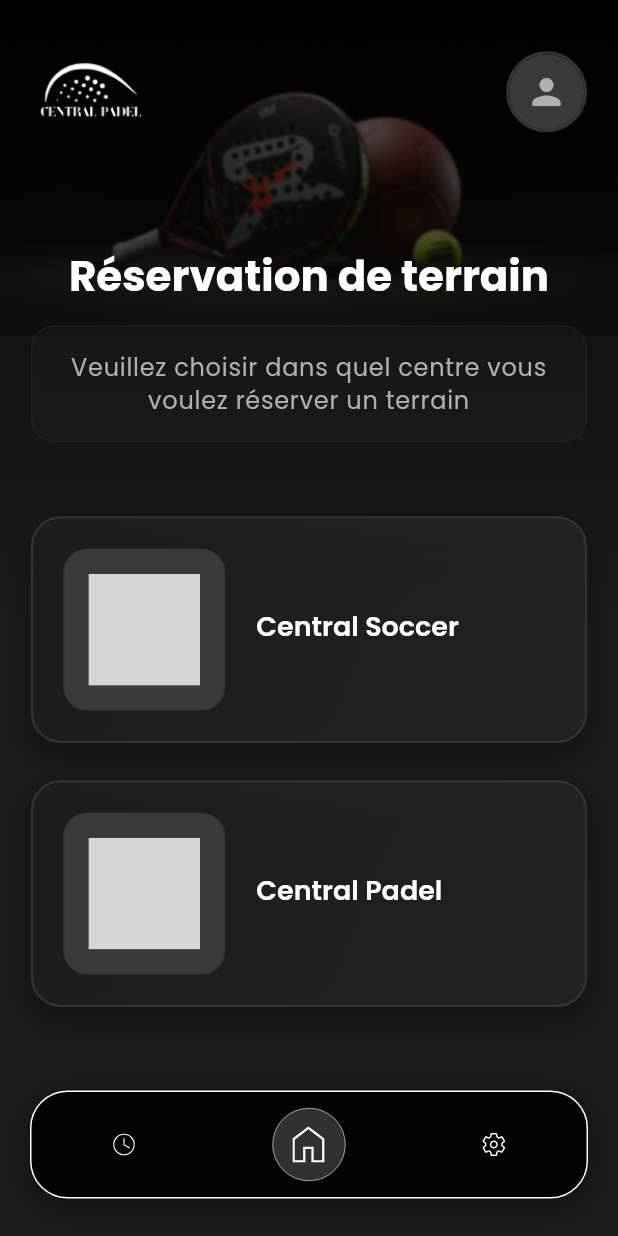
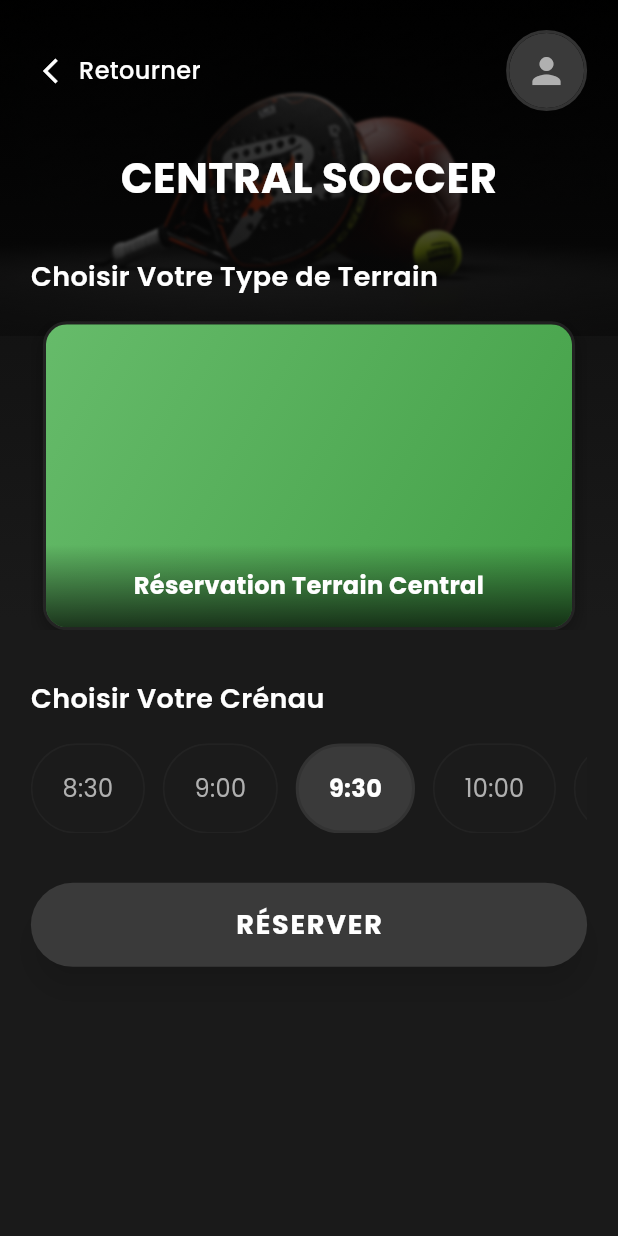
Before and after one commit to 01amine/central-club, a Flutter app: the HomeLayout screen opened by its route, item 2 of the bottom bar chosen, after a tap on "Central Soccer", on a phone screen of 412 x 824 dp. Run offline on Flutter 3.47's test engine with Material 3 defaults, Android fonts, the phone set to English and light mode, and no system bars; our stand-ins replace bloc, connectivity_plus, dio, equatable, flutter_bloc, flutter_secure_storage and 5 more; accounts and stored records are empty; grey boxes are pictures that could not be loaded.

Commit message:
reserving screens

```diff
--- a/lib/core/constants/images.dart
+++ b/lib/core/constants/images.dart
@@ -4,9 +4,9 @@
   static const String iconsPath = '$assetsPath/icons';
   static const String logo = '$iconsPath/logo_central.svg';
   static const String logo_png = "$iconsPath/logo_png.png";
-  static const String soccer_icon = '$iconsPath/ball_svg.svg';
+  static const String soccer_icon = '$imagesPath/ball_png.png';
   static const String settings_icon = '$iconsPath/settings_icon.svg';
-  static const String padel_icon = '$iconsPath/padel_svg.svg';
+  static const String padel_icon = '$imagesPath/padel_png.png';
   static const String lock_icon = '$iconsPath/lock_icon.svg';
   static const String infos_icon = '$iconsPath/infos_icon.svg';
   static const String hisoty_icon = '$iconsPath/historique_icon.svg';
--- a/lib/features/auth/presentation/screens/login_screen.dart
+++ b/lib/features/auth/presentation/screens/login_screen.dart
@@ -33,7 +33,6 @@
                     height: context.width * 0.2,
                     fit: BoxFit.contain,
                   ),
-
                   Text(
                     "CONNECTER VOUS",
                     style: AppTheme.darkTheme.textTheme.displaySmall,
@@ -186,8 +185,7 @@
                       ),
                     ],
                   ),
-                  SizedBox(
-                      height: context.height * 0.05), // Space at the bottom
+                  SizedBox(height: context.height * 0.4),
                 ],
               ),
             ),
--- a/lib/features/home/presentation/screens/home_screen.dart
+++ b/lib/features/home/presentation/screens/home_screen.dart
@@ -45,7 +45,7 @@
                 width: 1,
               ),
               color: Colors.black87,
-              borderRadius: BorderRadius.circular(25),
+              borderRadius: BorderRadius.circular(100),
               boxShadow: [
                 BoxShadow(
                   color: Colors.black.withOpacity(0.3),
@@ -125,9 +125,8 @@
               ),
               child: SvgPicture.asset(
                 iconPath,
-                color: Colors.white,
-                width: 24,
-                height: 24,
+                width: 28,
+                height: 28,
               ),
             ),
           ),
--- a/lib/features/home/presentation/screens/reserving_screen.dart
+++ b/lib/features/home/presentation/screens/reserving_screen.dart
@@ -1,8 +1,9 @@
 import 'package:flutter/material.dart';
-import 'package:flutter_svg/flutter_svg.dart';
 import 'package:soccer_complex/core/constants/images.dart';
 import 'package:soccer_complex/core/extensions/extensions.dart';
 import '../../../../core/theme/theme.dart';
+import '../../../reserve_field/domain/entities/field.dart';
+import '../../../reserve_field/presentation/screens/reserve_field_screen.dart';
 
 class ReservingScreen extends StatefulWidget {
   const ReservingScreen({super.key});
@@ -58,13 +59,20 @@
     super.dispose();
   }
 
+  void _navigateToReserveField(Field fieldType) {
+    Navigator.of(context).push(
+      MaterialPageRoute(
+        builder: (context) => ReserveFieldScreen(fieldType: fieldType),
+      ),
+    );
+  }
+
   @override
   Widget build(BuildContext context) {
     return Scaffold(
       backgroundColor: AppTheme.primaryColor,
       body: Stack(
         children: [
-          // Background image with overlay
           Positioned.fill(
             child: Stack(
               children: [
@@ -224,9 +232,7 @@
             icon: AppImages.soccer_icon,
             title: "Central Soccer",
             subtitle: "Terrain de football professionnel",
-            onTap: () {
-              // Handle soccer selection
-            },
+            onTap: () => _navigateToReserveField(Field.soccer),
           ),
           SizedBox(height: context.height * 0.03),
           _buildSelectionButton(
@@ -234,9 +240,7 @@
             icon: AppImages.padel_icon,
             title: "Central Padel",
             subtitle: "Court de padel moderne",
-            onTap: () {
-              // Handle padel selection
-            },
+            onTap: () => _navigateToReserveField(Field.padel),
           ),
         ],
       ),
@@ -291,10 +295,10 @@
                   width: 1,
                 ),
               ),
-              child: SvgPicture.asset(
+              child: Image.asset(
                 icon,
-                height: context.height * 0.09,
-                width: context.height * 0.09,
+                height: context.height * 0.08,
+                width: context.height * 0.08,
               ),
             ),
 
@@ -313,6 +317,12 @@
                         ),
                   ),
                   const SizedBox(height: 4),
+                  Text(
+                    subtitle,
+                    style: Theme.of(context).textTheme.bodyMedium?.copyWith(
+                          color: AppTheme.secondaryTextColor,
+                        ),
+                  ),
                 ],
               ),
             ),
--- a/lib/features/onboarding/presentation/screens/onboarding_screen.dart
+++ b/lib/features/onboarding/presentation/screens/onboarding_screen.dart
@@ -54,7 +54,7 @@
 
     _pages = [
       OnboardingPage(
-        title: "Cental Club Sportif",
+        title: "Central Club Sportif",
         description:
             "Découvrez nos terrains de football aux normes internationales avec éclairage LED et pelouse synthétique de dernière génération.",
         assetPath: AppImages.onboarding1,
@@ -217,7 +217,8 @@
                                     position: _slideAnimation,
                                     child: FadeTransition(
                                       opacity: _slideController,
-                                      child: SingleChildScrollView( // Added SingleChildScrollView here
+                                      child: SingleChildScrollView(
+                                        // Added SingleChildScrollView here
                                         child: _buildPageContent(),
                                       ),
                                     ),
--- /dev/null
+++ b/lib/features/reserve_field/domain/entities/field.dart
@@ -0,0 +1,70 @@
+// field_type.dart
+enum Field {
+  soccer,
+  padel,
+}
+
+extension FieldExtension on Field {
+  String get displayName {
+    switch (this) {
+      case Field.soccer:
+        return 'CENTRAL SOCCER';
+      case Field.padel:
+        return 'CENTRAL PADEL';
+    }
+  }
+
+  String get fieldTypeTitle {
+    switch (this) {
+      case Field.soccer:
+        return 'Réservation Terrain Central';
+      case Field.padel:
+        return 'Réservation Terrain Central';
+    }
+  }
+}
+
+// time_slot.dart
+class TimeSlot {
+  final String time;
+  final bool isSelected;
+
+  TimeSlot({
+    required this.time,
+    this.isSelected = false,
+  });
+
+  TimeSlot copyWith({
+    String? time,
+    bool? isSelected,
+  }) {
+    return TimeSlot(
+      time: time ?? this.time,
+      isSelected: isSelected ?? this.isSelected,
+    );
+  }
+}
+List<TimeSlot> getTimeSlots() {
+  return [
+    TimeSlot(time: '8:30'),
+    TimeSlot(time: '9:00'),
+    TimeSlot(time: '9:30'),
+    TimeSlot(time: '10:00'),
+    TimeSlot(time: '10:30'),
+    TimeSlot(time: '11:00'),
+    TimeSlot(time: '11:30'),
+    TimeSlot(time: '12:00'),
+    TimeSlot(time: '12:30'),
+    TimeSlot(time: '13:00'),
+    TimeSlot(time: '13:30'),
+    TimeSlot(time: '14:00'),
+    TimeSlot(time: '14:30'),
+    TimeSlot(time: '15:00'),
+    TimeSlot(time: '15:30'),
+    TimeSlot(time: '16:00'),
+    TimeSlot(time: '16:30'),
+    TimeSlot(time: '17:00'),
+    TimeSlot(time: '17:30'),
+    TimeSlot(time: '18:00'),
+  ];
+}
--- /dev/null
+++ b/lib/features/reserve_field/presentation/screens/reserve_field_screen.dart
@@ -0,0 +1,528 @@
+import 'package:flutter/material.dart';
+import 'package:soccer_complex/core/constants/images.dart';
+import 'package:soccer_complex/core/extensions/extensions.dart';
+import '../../../../core/theme/theme.dart';
+import '../../domain/entities/field.dart';
+
+
+
+class ReserveFieldScreen extends StatefulWidget {
+  final Field fieldType;
+
+  const ReserveFieldScreen({
+    super.key,
+    required this.fieldType,
+  });
+
+  @override
+  State<ReserveFieldScreen> createState() => _ReserveFieldScreenState();
+}
+
+class _ReserveFieldScreenState extends State<ReserveFieldScreen>
+    with TickerProviderStateMixin {
+  late AnimationController _fadeController;
+  late AnimationController _slideController;
+  late Animation<double> _fadeAnimation;
+  late Animation<Offset> _slideAnimation;
+
+  List<TimeSlot> timeSlots = getTimeSlots();
+  int selectedFieldIndex = 0;
+  String? selectedTime;
+
+  final PageController _fieldPageController = PageController();
+
+  @override
+  void initState() {
+    super.initState();
+    _fadeController = AnimationController(
+      duration: const Duration(milliseconds: 800),
+      vsync: this,
+    );
+    _slideController = AnimationController(
+      duration: const Duration(milliseconds: 600),
+      vsync: this,
+    );
+
+    _fadeAnimation = Tween<double>(
+      begin: 0.0,
+      end: 1.0,
+    ).animate(CurvedAnimation(
+      parent: _fadeController,
+      curve: Curves.easeInOut,
+    ));
+
+    _slideAnimation = Tween<Offset>(
+      begin: const Offset(0, 0.3),
+      end: Offset.zero,
+    ).animate(CurvedAnimation(
+      parent: _slideController,
+      curve: Curves.easeOutCubic,
+    ));
+
+    // Start animations
+    _fadeController.forward();
+    _slideController.forward();
+
+    // Set default selected time
+    selectedTime = '9:30';
+    timeSlots = timeSlots.map((slot) {
+      return slot.copyWith(isSelected: slot.time == selectedTime);
+    }).toList();
+  }
+
+  @override
+  void dispose() {
+    _fadeController.dispose();
+    _slideController.dispose();
+    _fieldPageController.dispose();
+    super.dispose();
+  }
+
+  void _selectTime(String time) {
+    setState(() {
+      selectedTime = time;
+      timeSlots = timeSlots.map((slot) {
+        return slot.copyWith(isSelected: slot.time == time);
+      }).toList();
+    });
+  }
+
+  void _makeReservation() {
+    if (selectedTime != null) {
+      // Show success screen
+      showDialog(
+        context: context,
+        barrierDismissible: false,
+        builder: (context) => _buildSuccessDialog(),
+      );
+
+      // Navigate back after 3 seconds
+      Future.delayed(const Duration(seconds: 3), () {
+        Navigator.of(context).pop(); // Close dialog
+        Navigator.of(context).pop(); // Go back to reserving screen
+      });
+    }
+  }
+
+  @override
+  Widget build(BuildContext context) {
+    return Scaffold(
+      backgroundColor: AppTheme.primaryColor,
+      body: Stack(
+        children: [
+          // Background
+          Positioned.fill(
+            child: Stack(
+              children: [
+                Image.asset(
+                  AppImages.home_background,
+                  fit: BoxFit.cover,
+                ),
+                Container(
+                  decoration: BoxDecoration(
+                    gradient: LinearGradient(
+                      begin: Alignment.topCenter,
+                      end: Alignment.bottomCenter,
+                      colors: [
+                        AppTheme.overlayColor,
+                        AppTheme.primaryColor.withOpacity(0.7),
+                        AppTheme.primaryColor.withOpacity(0.9),
+                      ],
+                    ),
+                  ),
+                ),
+              ],
+            ),
+          ),
+
+          // Content
+          SafeArea(
+            child: FadeTransition(
+              opacity: _fadeAnimation,
+              child: SlideTransition(
+                position: _slideAnimation,
+                child: Padding(
+                  padding: EdgeInsets.symmetric(
+                    horizontal: context.width * 0.05,
+                    vertical: 20,
+                  ),
+                  child: Column(
+                    children: [
+                      // Header
+                      _buildHeader(context),
+
+                      SizedBox(height: context.height * 0.03),
+
+                      // Title
+                      _buildTitle(),
+
+                      SizedBox(height: context.height * 0.04),
+
+                      // Field selection wheel
+                      _buildFieldSection(context),
+
+                      SizedBox(height: context.height * 0.04),
+
+                      // Time selection
+                      _buildTimeSection(context),
+
+                      SizedBox(height: context.height * 0.04),
+
+                      // Reserve button
+                      _buildReserveButton(context),
+
+                      SizedBox(height: context.height * 0.02),
+                    ],
+                  ),
+                ),
+              ),
+            ),
+          ),
+        ],
+      ),
+    );
+  }
+
+  Widget _buildHeader(BuildContext context) {
+    return Row(
+      mainAxisAlignment: MainAxisAlignment.spaceBetween,
+      children: [
+        GestureDetector(
+          onTap: () => Navigator.of(context).pop(),
+          child: Container(
+            padding: const EdgeInsets.all(8),
+            child: Row(
+              mainAxisSize: MainAxisSize.min,
+              children: [
+                Icon(
+                  Icons.arrow_back_ios,
+                  color: AppTheme.primaryTextColor,
+                  size: 20,
+                ),
+                const SizedBox(width: 4),
+                Text(
+                  'Retourner',
+                  style: TextStyle(
+                    color: AppTheme.primaryTextColor,
+                    fontSize: 16,
+                    fontWeight: FontWeight.w500,
+                  ),
+                ),
+              ],
+            ),
+          ),
+        ),
+
+        // Profile avatar
+        Container(
+          decoration: BoxDecoration(
+            shape: BoxShape.circle,
+            border: Border.all(
+              color: AppTheme.borderColor,
+              width: 2,
+            ),
+          ),
+          child: ClipRRect(
+            borderRadius: BorderRadius.circular(25),
+            child: Container(
+              width: 50,
+              height: 50,
+              color: AppTheme.accentColor,
+              child: Icon(
+                Icons.person,
+                color: AppTheme.secondaryTextColor,
+                size: 28,
+              ),
+            ),
+          ),
+        ),
+      ],
+    );
+  }
+
+  Widget _buildTitle() {
+    return Text(
+      widget.fieldType.displayName,
+      style: TextStyle(
+        color: AppTheme.primaryTextColor,
+        fontSize: 28,
+        fontWeight: FontWeight.bold,
+      ),
+      textAlign: TextAlign.center,
+    );
+  }
+
+  Widget _buildFieldSection(BuildContext context) {
+    return Column(
+      crossAxisAlignment: CrossAxisAlignment.start,
+      children: [
+        Text(
+          'Choisir Votre Type de Terrain',
+          style: TextStyle(
+            color: AppTheme.primaryTextColor,
+            fontSize: 18,
+            fontWeight: FontWeight.w600,
+          ),
+        ),
+        SizedBox(height: context.height * 0.02),
+
+        Container(
+          height: context.height * 0.25,
+          child: PageView.builder(
+            controller: _fieldPageController,
+            itemCount: 3, // Show 3 fields for demonstration
+            onPageChanged: (index) {
+              setState(() {
+                selectedFieldIndex = index;
+              });
+            },
+            itemBuilder: (context, index) {
+              return Container(
+                margin: const EdgeInsets.symmetric(horizontal: 8),
+                decoration: BoxDecoration(
+                  borderRadius: BorderRadius.circular(16),
+                  border: Border.all(
+                    color: AppTheme.borderColor.withOpacity(0.5),
+                    width: 2,
+                  ),
+                  boxShadow: [
+                    BoxShadow(
+                      color: AppTheme.overlayColor.withOpacity(0.3),
+                      blurRadius: 10,
+                      offset: const Offset(0, 4),
+                    ),
+                  ],
+                ),
+                child: ClipRRect(
+                  borderRadius: BorderRadius.circular(14),
+                  child: Stack(
+                    children: [
+                      // Use actual field image here
+                      Container(
+                        width: double.infinity,
+                        height: double.infinity,
+                        decoration: BoxDecoration(
+                          gradient: LinearGradient(
+                            begin: Alignment.topLeft,
+                            end: Alignment.bottomRight,
+                            colors: widget.fieldType == Field.soccer
+                              ? [
+                                  Colors.green.shade400,
+                                  Colors.green.shade600,
+                                ]
+                              : [
+                                  Colors.orange.shade400,
+                                  Colors.orange.shade600,
+                                ],
+                          ),
+                        ),
+                      ),
+
+                      Positioned(
+                        bottom: 0,
+                        left: 0,
+                        right: 0,
+                        child: Container(
+                          padding: const EdgeInsets.all(16),
+                          decoration: BoxDecoration(
+                            gradient: LinearGradient(
+                              begin: Alignment.topCenter,
+                              end: Alignment.bottomCenter,
+                              colors: [
+                                Colors.transparent,
+                                Colors.black.withOpacity(0.7),
+                              ],
+                            ),
+                          ),
+                          child: Text(
+                            widget.fieldType.fieldTypeTitle,
+                            style: TextStyle(
+                              color: Colors.white,
+                              fontSize: 16,
+                              fontWeight: FontWeight.bold,
+                            ),
+                            textAlign: TextAlign.center,
+                          ),
+                        ),
+                      ),
+                    ],
+                  ),
+                ),
+              );
+            },
+          ),
+        ),
+      ],
+    );
+  }
+
+  Widget _buildTimeSection(BuildContext context) {
+    return Column(
+      crossAxisAlignment: CrossAxisAlignment.start,
+      children: [
+        Text(
+          'Choisir Votre Crénau',
+          style: TextStyle(
+            color: AppTheme.primaryTextColor,
+            fontSize: 18,
+            fontWeight: FontWeight.w600,
+          ),
+        ),
+        SizedBox(height: context.height * 0.02),
+
+        Container(
+          height: 60,
+          child: ListView.builder(
+            scrollDirection: Axis.horizontal,
+            itemCount: timeSlots.length,
+            itemBuilder: (context, index) {
+              final timeSlot = timeSlots[index];
+              final isSelected = timeSlot.isSelected;
+
+              return GestureDetector(
+                onTap: () => _selectTime(timeSlot.time),
+                child: Container(
+                  margin: const EdgeInsets.only(right: 12),
+                  padding: const EdgeInsets.symmetric(
+                    horizontal: 20,
+                    vertical: 12,
+                  ),
+                  decoration: BoxDecoration(
+                    color: isSelected
+                      ? AppTheme.accentColor
+                      : AppTheme.cardColor.withOpacity(0.3),
+                    borderRadius: BorderRadius.circular(30),
+                    border: Border.all(
+                      color: isSelected
+                        ? AppTheme.borderColor
+                        : AppTheme.borderColor.withOpacity(0.3),
+                      width: isSelected ? 2 : 1,
+                    ),
+                  ),
+                  child: Center(
+                    child: Text(
+                      timeSlot.time,
+                      style: TextStyle(
+                        color: isSelected
+                          ? AppTheme.primaryTextColor
+                          : AppTheme.secondaryTextColor,
+                        fontSize: 16,
+                        fontWeight: isSelected
+                          ? FontWeight.bold
+                          : FontWeight.normal,
+                      ),
+                    ),
+                  ),
+                ),
+              );
+            },
+          ),
+        ),
+      ],
+    );
+  }
+
+  Widget _buildReserveButton(BuildContext context) {
+    return Container(
+      width: double.infinity,
+      height: 56,
+      child: ElevatedButton(
+        onPressed: selectedTime != null ? _makeReservation : null,
+        style: ElevatedButton.styleFrom(
+          backgroundColor: AppTheme.accentColor,
+          foregroundColor: AppTheme.primaryTextColor,
+          shape: RoundedRectangleBorder(
+            borderRadius: BorderRadius.circular(28),
+          ),
+          elevation: 8,
+          shadowColor: AppTheme.overlayColor.withOpacity(0.5),
+        ),
+        child: Text(
+          'RÉSERVER',
+          style: TextStyle(
+            fontSize: 18,
+            fontWeight: FontWeight.bold,
+            letterSpacing: 1.2,
+          ),
+        ),
+      ),
+    );
+  }
+
+  Widget _buildSuccessDialog() {
+    return Dialog(
+      backgroundColor: Colors.transparent,
+      child: Container(
+        padding: const EdgeInsets.all(32),
+        decoration: BoxDecoration(
+          gradient: LinearGradient(
+            begin: Alignment.topCenter,
+            end: Alignment.bottomCenter,
+            colors: [
+              AppTheme.overlayColor,
+              AppTheme.primaryColor.withOpacity(0.9),
+            ],
+          ),
+          borderRadius: BorderRadius.circular(20),
+        ),
+        child: Column(
+          mainAxisSize: MainAxisSize.min,
+          children: [
+            Container(
+              width: 80,
+              height: 80,
+              decoration: BoxDecoration(
+                shape: BoxShape.circle,
+                border: Border.all(
+                  color: AppTheme.primaryTextColor,
+                  width: 2,
+                ),
+              ),
+              child: Icon(
+                Icons.check,
+                color: AppTheme.primaryTextColor,
+                size: 40,
+              ),
+            ),
+
+            const SizedBox(height: 24),
+
+            Text(
+              'RÉSERVATION EFFECTUF',
+              style: TextStyle(
+                color: AppTheme.primaryTextColor,
+                fontSize: 22,
+                fontWeight: FontWeight.bold,
+              ),
+              textAlign: TextAlign.center,
+            ),
+
+            const SizedBox(height: 8),
+
+            Text(
+              'AVEC SUCCÈS',
+              style: TextStyle(
+                color: AppTheme.primaryTextColor,
+                fontSize: 22,
+                fontWeight: FontWeight.bold,
+              ),
+              textAlign: TextAlign.center,
+            ),
+
+            const SizedBox(height: 16),
+
+            Text(
+              'Pour consulter, veuillez vérifier votre\nhistorique de réservations',
+              style: TextStyle(
+                color: AppTheme.secondaryTextColor,
+                fontSize: 14,
+                height: 1.4,
+              ),
+              textAlign: TextAlign.center,
+            ),
+          ],
+        ),
+      ),
+    );
+  }
+}
--- a/lib/features/splash/presentation/pages/splash_screen.dart
+++ b/lib/features/splash/presentation/pages/splash_screen.dart
@@ -158,8 +158,8 @@
                               ),
                               child: Image.asset(
                                 AppImages.logo_png,
-                                width: context.width * 0.6,
-                                height: context.width * 0.6,
+                                width: context.width * 0.35,
+                                height: context.width * 0.35,
                                 fit: BoxFit.contain,
                               ),
                             );
```
